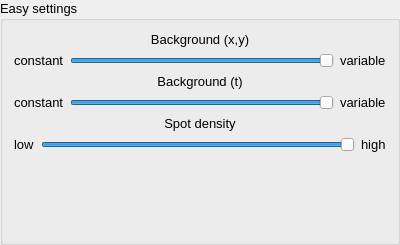
Old version of the form gui/backgroundlevelgroupbox.ui in the repository ukoethe/simple-STORM.
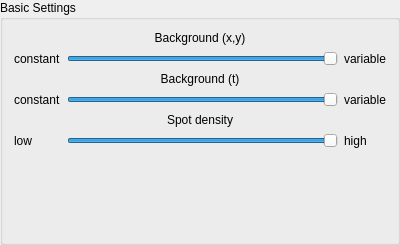
New version of the form.

The edit to the form file:
```diff
--- a/gui/backgroundlevelgroupbox.ui
+++ b/gui/backgroundlevelgroupbox.ui
@@ -10,148 +10,40 @@
     <height>245</height>
    </rect>
   </property>
-  <property name="font">
-   <font>
-    <pointsize>10</pointsize>
-   </font>
-  </property>
   <property name="windowTitle">
    <string>GroupBox</string>
   </property>
   <property name="title">
-   <string>Easy settings</string>
+   <string>Basic Settings</string>
   </property>
-  <layout class="QVBoxLayout" name="verticalLayout">
-   <item>
-    <widget class="QLabel" name="label_5">
+  <layout class="QGridLayout" name="gridLayout">
+   <item row="1" column="2">
+    <widget class="QLabel" name="label_2">
      <property name="text">
-      <string>&lt;html&gt;&lt;head/&gt;&lt;body&gt;&lt;p align=&quot;center&quot;&gt;Background (x,y)&lt;/p&gt;&lt;/body&gt;&lt;/html&gt;</string>
+      <string>variable</string>
      </property>
     </widget>
    </item>
-   <item>
-    <layout class="QHBoxLayout" name="horizontalLayout">
-     <item>
-      <widget class="QLabel" name="label">
-       <property name="text">
-        <string>constant</string>
-       </property>
-      </widget>
-     </item>
-     <item>
-      <widget class="QSlider" name="sldr_xyBackgroundLevel">
-       <property name="font">
-        <font>
-         <weight>50</weight>
-         <bold>false</bold>
-        </font>
-       </property>
-       <property name="maximum">
-        <number>100</number>
-       </property>
-       <property name="sliderPosition">
-        <number>100</number>
-       </property>
-       <property name="orientation">
-        <enum>Qt::Horizontal</enum>
-       </property>
-      </widget>
-     </item>
-     <item>
-      <widget class="QLabel" name="label_2">
-       <property name="text">
-        <string>variable</string>
-       </property>
-      </widget>
-     </item>
-    </layout>
-   </item>
-   <item>
-    <widget class="QLabel" name="label_7">
-     <property name="text">
-      <string>&lt;html&gt;&lt;head/&gt;&lt;body&gt;&lt;p align=&quot;center&quot;&gt;Background (t)&lt;/p&gt;&lt;/body&gt;&lt;/html&gt;</string>
+   <item row="1" column="1">
+    <widget class="QSlider" name="sldr_xyBackgroundLevel">
+     <property name="font">
+      <font>
+       <weight>50</weight>
+       <bold>false</bold>
+      </font>
      </property>
-    </widget>
-   </item>
-   <item>
-    <layout class="QHBoxLayout" name="horizontalLayout_7">
-     <property name="bottomMargin">
-      <number>0</number>
+     <property name="maximum">
+      <number>100</number>
      </property>
-     <item>
-      <widget class="QLabel" name="label_9">
-       <property name="text">
-        <string>constant</string>
-       </property>
-      </widget>
-     </item>
-     <item>
-      <widget class="QSlider" name="sldr_tBackgroundLevel">
-       <property name="maximum">
-        <number>100</number>
-       </property>
-       <property name="value">
-        <number>100</number>
-       </property>
-       <property name="orientation">
-        <enum>Qt::Horizontal</enum>
-       </property>
-      </widget>
-     </item>
-     <item>
-      <widget class="QLabel" name="label_8">
-       <property name="text">
-        <string>variable</string>
-       </property>
-      </widget>
-     </item>
-    </layout>
-   </item>
-   <item>
-    <widget class="QLabel" name="label_6">
-     <property name="text">
-      <string>&lt;html&gt;&lt;head/&gt;&lt;body&gt;&lt;p align=&quot;center&quot;&gt;Spot density&lt;/p&gt;&lt;/body&gt;&lt;/html&gt;</string>
+     <property name="sliderPosition">
+      <number>100</number>
      </property>
+     <property name="orientation">
+      <enum>Qt::Horizontal</enum>
+     </property>
     </widget>
    </item>
-   <item>
-    <layout class="QHBoxLayout" name="horizontalLayout_6">
-     <property name="bottomMargin">
-      <number>0</number>
-     </property>
-     <item>
-      <widget class="QLabel" name="label_4">
-       <property name="text">
-        <string>low</string>
-       </property>
-      </widget>
-     </item>
-     <item>
-      <widget class="QSlider" name="sldr_spotDensity">
-       <property name="maximum">
-        <number>100</number>
-       </property>
-       <property name="value">
-        <number>100</number>
-       </property>
-       <property name="sliderPosition">
-        <number>100</number>
-       </property>
-       <property name="orientation">
-        <enum>Qt::Horizontal</enum>
-       </property>
-      </widget>
-     </item>
-     <item>
-      <widget class="QLabel" name="label_3">
-       <property name="text">
-        <string>high</string>
-       </property>
-      </widget>
-     </item>
-    </layout>
-   </item>
-   <item>
+   <item row="6" column="0">
     <spacer name="verticalSpacer">
      <property name="orientation">
       <enum>Qt::Vertical</enum>
@@ -164,6 +56,91 @@
      </property>
     </spacer>
    </item>
+   <item row="1" column="0">
+    <widget class="QLabel" name="label">
+     <property name="text">
+      <string>constant</string>
+     </property>
+    </widget>
+   </item>
+   <item row="3" column="2">
+    <widget class="QLabel" name="label_8">
+     <property name="text">
+      <string>variable</string>
+     </property>
+    </widget>
+   </item>
+   <item row="3" column="1">
+    <widget class="QSlider" name="sldr_tBackgroundLevel">
+     <property name="maximum">
+      <number>100</number>
+     </property>
+     <property name="value">
+      <number>100</number>
+     </property>
+     <property name="orientation">
+      <enum>Qt::Horizontal</enum>
+     </property>
+    </widget>
+   </item>
+   <item row="3" column="0">
+    <widget class="QLabel" name="label_9">
+     <property name="text">
+      <string>constant</string>
+     </property>
+    </widget>
+   </item>
+   <item row="5" column="0">
+    <widget class="QLabel" name="label_4">
+     <property name="text">
+      <string>low</string>
+     </property>
+    </widget>
+   </item>
+   <item row="5" column="1">
+    <widget class="QSlider" name="sldr_spotDensity">
+     <property name="maximum">
+      <number>100</number>
+     </property>
+     <property name="value">
+      <number>100</number>
+     </property>
+     <property name="sliderPosition">
+      <number>100</number>
+     </property>
+     <property name="orientation">
+      <enum>Qt::Horizontal</enum>
+     </property>
+    </widget>
+   </item>
+   <item row="5" column="2">
+    <widget class="QLabel" name="label_3">
+     <property name="text">
+      <string>high</string>
+     </property>
+    </widget>
+   </item>
+   <item row="0" column="0" colspan="3">
+    <widget class="QLabel" name="label_5">
+     <property name="text">
+      <string>&lt;html&gt;&lt;head/&gt;&lt;body&gt;&lt;p align=&quot;center&quot;&gt;Background (x,y)&lt;/p&gt;&lt;/body&gt;&lt;/html&gt;</string>
+     </property>
+    </widget>
+   </item>
+   <item row="2" column="0" colspan="3">
+    <widget class="QLabel" name="label_7">
+     <property name="text">
+      <string>&lt;html&gt;&lt;head/&gt;&lt;body&gt;&lt;p align=&quot;center&quot;&gt;Background (t)&lt;/p&gt;&lt;/body&gt;&lt;/html&gt;</string>
+     </property>
+    </widget>
+   </item>
+   <item row="4" column="0" colspan="3">
+    <widget class="QLabel" name="label_6">
+     <property name="text">
+      <string>&lt;html&gt;&lt;head/&gt;&lt;body&gt;&lt;p align=&quot;center&quot;&gt;Spot density&lt;/p&gt;&lt;/body&gt;&lt;/html&gt;</string>
+     </property>
+    </widget>
+   </item>
   </layout>
  </widget>
  <resources/>
```
